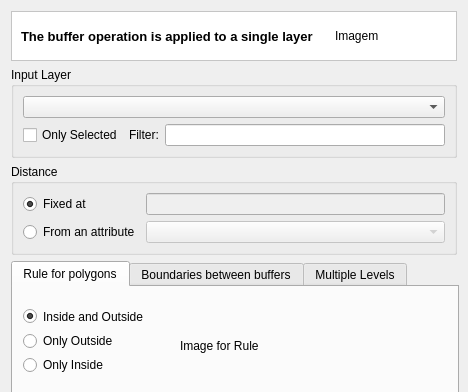
Qt form src/terralib/vp/qt/ui/BufferDialogForm.ui (claudiobogossian/terralib5) before a commit; both pictures show x 0 to 468 and y 0 to 392 of the 468 by 564 pixel window.
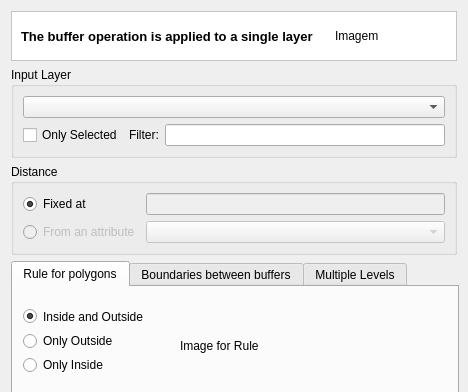
The same form after that commit. Custom widgets are drawn as their Qt base class.

Commit message: Persistir o resultado do Buffer em um SHP.

Diff of the .ui file:
```diff
--- a/src/terralib/vp/qt/ui/BufferDialogForm.ui
+++ b/src/terralib/vp/qt/ui/BufferDialogForm.ui
@@ -156,9 +156,15 @@
         </item>
         <item row="1" column="0">
          <widget class="QRadioButton" name="m_fromAttRadioButton">
+          <property name="enabled">
+           <bool>false</bool>
+          </property>
           <property name="text">
            <string>From an attribute</string>
           </property>
+          <property name="checkable">
+           <bool>true</bool>
+          </property>
          </widget>
         </item>
        </layout>
```
The commit also changes 13 other files.
